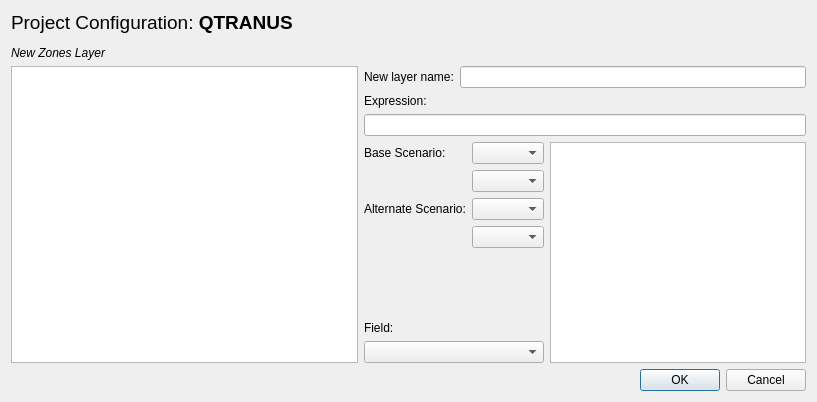
Before: the Qt Designer form zonelayer.ui in TomasdelaBarra/QTRANUS, drawn with Qt 5.
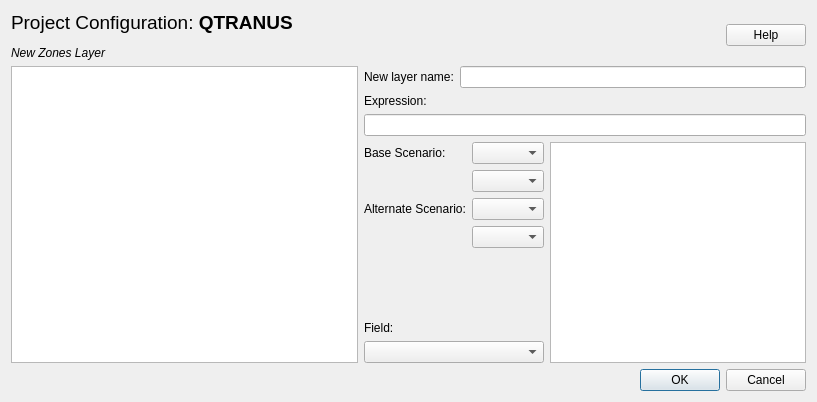
After: the same form once the commit is applied.

The edit to the form file:
```diff
--- a/zonelayer.ui
+++ b/zonelayer.ui
@@ -15,13 +15,37 @@
   </property>
   <layout class="QGridLayout" name="gridLayout">
    <item row="0" column="0">
+    <layout class="QHBoxLayout" name="horizontalLayout_3">
+     <item>
     <widget class="QLabel" name="label_7">
      <property name="text">
       <string>&lt;html&gt;&lt;head/&gt;&lt;body&gt;&lt;p&gt;&lt;span style=&quot; font-size:14pt;&quot;&gt;Project Configuration: &lt;/span&gt;&lt;span style=&quot; font-size:14pt; font-weight:600;&quot;&gt;QTRANUS&lt;/span&gt;&lt;/p&gt;&lt;p&gt;&lt;span style=&quot; font-style:italic;&quot;&gt;New Zones Layer&lt;/span&gt;&lt;/p&gt;&lt;/body&gt;&lt;/html&gt;</string>
      </property>
     </widget>
    </item>
-   <item row="1" column="0">
+     <item>
+      <spacer name="horizontalSpacer">
+       <property name="orientation">
+        <enum>Qt::Horizontal</enum>
+       </property>
+       <property name="sizeHint" stdset="0">
+        <size>
+         <width>40</width>
+         <height>20</height>
+        </size>
+       </property>
+      </spacer>
+     </item>
+     <item>
+      <widget class="QPushButton" name="btn_help">
+       <property name="text">
+        <string>Help</string>
+       </property>
+      </widget>
+     </item>
+    </layout>
+   </item>
+   <item row="3" column="0">
     <layout class="QHBoxLayout" name="horizontalLayout_2">
      <item>
       <widget class="QTreeView" name="scenarios"/>
@@ -137,7 +161,7 @@
      </item>
     </layout>
    </item>
-   <item row="2" column="0">
+   <item row="4" column="0">
     <widget class="QDialogButtonBox" name="buttonBox">
      <property name="orientation">
       <enum>Qt::Horizontal</enum>
```
Left out of the diff: 3 changed lines with no effect on the pictures. Lines whose indentation alone changed are shown as unchanged.
